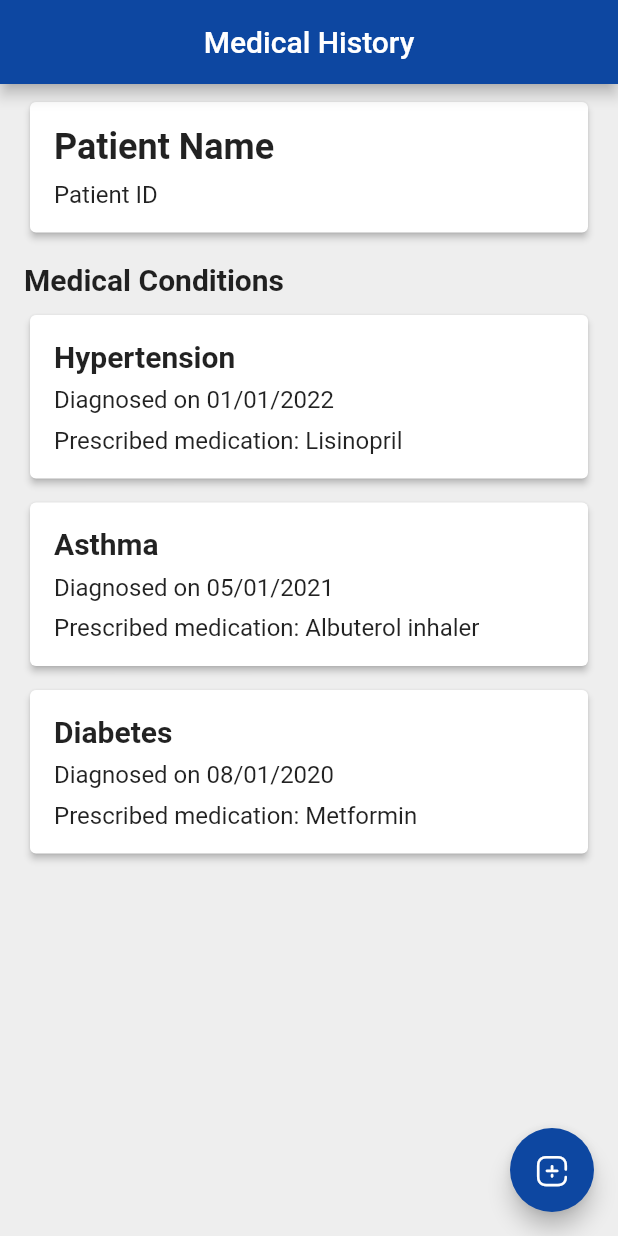
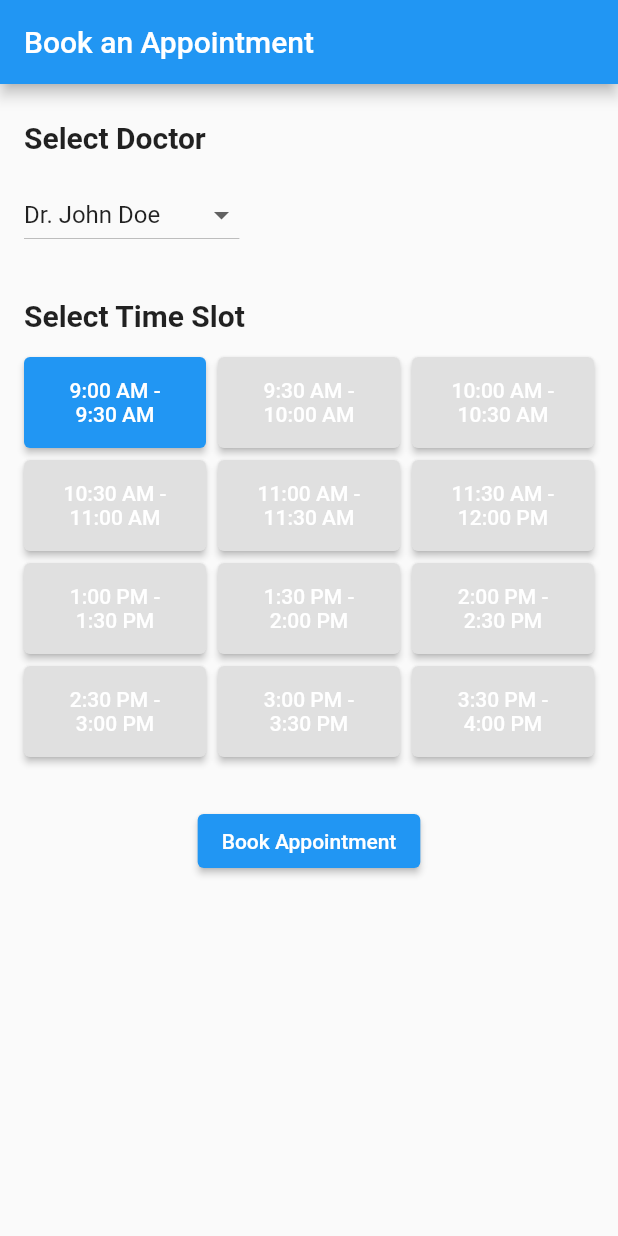
Before and after one commit to mak3042001/seniorApp, a Flutter app: the screen it shows after launch, on a phone screen of 412 x 824 dp. Run offline on Flutter 3.47's test engine with Material 2 defaults, Android fonts, the phone set to English and light mode, and no system bars; our stand-ins replace awesome_dialog.

```diff
--- /dev/null
+++ b/lib/booking.dart
@@ -0,0 +1,124 @@
+import 'package:flutter/material.dart';
+
+class AppointmentBookingScreen extends StatefulWidget {
+  const AppointmentBookingScreen({Key? key}) : super(key: key);
+
+  @override
+  _AppointmentBookingScreenState createState() =>
+      _AppointmentBookingScreenState();
+}
+
+class _AppointmentBookingScreenState extends State<AppointmentBookingScreen> {
+  late String _selectedDoctor;
+  late String _selectedTimeSlot;
+
+  final List<String> _doctors = [
+    'Dr. John Doe',
+    'Dr. Jane Smith',
+    'Dr. Alex Johnson',
+  ];
+
+  final List<String> _timeSlots = [
+    '9:00 AM - 9:30 AM',
+    '9:30 AM - 10:00 AM',
+    '10:00 AM - 10:30 AM',
+    '10:30 AM - 11:00 AM',
+    '11:00 AM - 11:30 AM',
+    '11:30 AM - 12:00 PM',
+    '1:00 PM - 1:30 PM',
+    '1:30 PM - 2:00 PM',
+    '2:00 PM - 2:30 PM',
+    '2:30 PM - 3:00 PM',
+    '3:00 PM - 3:30 PM',
+    '3:30 PM - 4:00 PM',
+  ];
+
+  @override
+  void initState() {
+    super.initState();
+    _selectedDoctor = _doctors.first;
+    _selectedTimeSlot = _timeSlots.first;
+  }
+
+  @override
+  Widget build(BuildContext context) {
+    return Scaffold(
+      appBar: AppBar(
+        title: const Text('Book an Appointment'),
+      ),
+      body: SingleChildScrollView(
+        padding: const EdgeInsets.symmetric(horizontal: 16.0, vertical: 24.0),
+        child: Column(
+          crossAxisAlignment: CrossAxisAlignment.start,
+          children: [
+            const Text(
+              'Select Doctor',
+              style: TextStyle(
+                fontSize: 20.0,
+                fontWeight: FontWeight.bold,
+              ),
+            ),
+            const SizedBox(height: 16.0),
+            DropdownButton<String>(
+              value: _selectedDoctor,
+              onChanged: (String? newValue) {
+                setState(() {
+                  _selectedDoctor = newValue!;
+                });
+              },
+              items: _doctors.map<DropdownMenuItem<String>>((String value) {
+                return DropdownMenuItem<String>(
+                  value: value,
+                  child: Text(value),
+                );
+              }).toList(),
+            ),
+            const SizedBox(height: 32.0),
+            const Text(
+              'Select Time Slot',
+              style: TextStyle(
+                fontSize: 20.0,
+                fontWeight: FontWeight.bold,
+              ),
+            ),
+            const SizedBox(height: 16.0),
+            GridView.count(
+              shrinkWrap: true,
+              crossAxisCount: 3,
+              crossAxisSpacing: 8.0,
+              mainAxisSpacing: 8.0,
+              childAspectRatio: 2.0,
+              children: _timeSlots.map((String timeSlot) {
+                return ElevatedButton(
+                  onPressed: () {
+                    setState(() {
+                      _selectedTimeSlot = timeSlot;
+                    });
+                  },
+                  style: ElevatedButton.styleFrom(
+                    backgroundColor: _selectedTimeSlot == timeSlot
+                        ? Colors.blue
+                        : Colors.grey[300],
+                  ),
+                  child: Text(
+                    timeSlot,
+                    textAlign: TextAlign.center,
+                  ),
+                );
+              }).toList(),
+            ),
+            const SizedBox(height: 32.0),
+            Center(
+              child: ElevatedButton(
+                onPressed: () {
+                  // Add your logic for booking the appointment here
+                },
+                child: const Text('Book Appointment'),
+              ),
+            ),
+          ],
+        ),
+      ),
+    );
+  }
+}
--- a/lib/main.dart
+++ b/lib/main.dart
@@ -1,6 +1,7 @@
 import 'package:flutter/material.dart';
 import 'package:senior/HomeApp.dart';
 import 'package:senior/PatientSwipeCard.dart';
+import 'package:senior/booking.dart';
 
 void main() {
   runApp(const MyApp());
@@ -27,7 +28,7 @@ class MyApp extends StatelessWidget {
         // is not restarted.
         primarySwatch: Colors.blue,
       ),
-      home: MedicalHistoryPage(),
+      home: const AppointmentBookingScreen(),
     );
   }
 }
```
